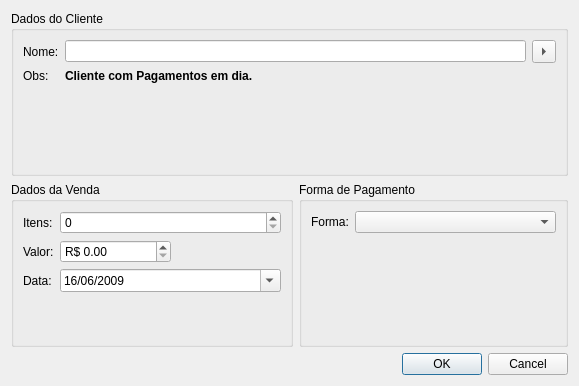
The window that vendaaddview.ui (alexandrepossebom/qsc) describes before a commit, drawn with Qt 5.
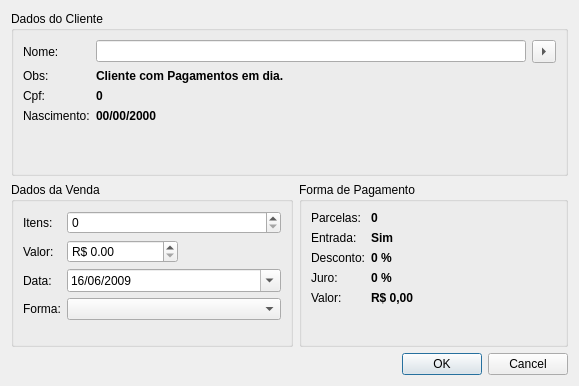
The same window after the commit.

Diff of the .ui file:
```diff
--- a/vendaaddview.ui
+++ b/vendaaddview.ui
@@ -64,6 +64,55 @@
         </property>
        </widget>
       </item>
+      <item row="2" column="0">
+       <widget class="QLabel" name="labelCpf">
+        <property name="text">
+         <string>Cpf:</string>
+        </property>
+       </widget>
+      </item>
+      <item row="2" column="1">
+       <widget class="QLabel" name="cpfLabel">
+        <property name="enabled">
+         <bool>true</bool>
+        </property>
+        <property name="minimumSize">
+         <size>
+          <width>271</width>
+          <height>0</height>
+         </size>
+        </property>
+        <property name="font">
+         <font>
+          <weight>75</weight>
+          <bold>true</bold>
+         </font>
+        </property>
+        <property name="text">
+         <string>0</string>
+        </property>
+       </widget>
+      </item>
+      <item row="3" column="0">
+       <widget class="QLabel" name="labelNascimento">
+        <property name="text">
+         <string>Nascimento:</string>
+        </property>
+       </widget>
+      </item>
+      <item row="3" column="1">
+       <widget class="QLabel" name="nascimentoLabel">
+        <property name="font">
+         <font>
+          <weight>75</weight>
+          <bold>true</bold>
+         </font>
+        </property>
+        <property name="text">
+         <string>00/00/2000</string>
+        </property>
+       </widget>
+      </item>
      </layout>
     </widget>
    </item>
@@ -141,6 +190,23 @@
           </property>
          </widget>
         </item>
+        <item row="3" column="0">
+         <widget class="QLabel" name="label_3">
+          <property name="text">
+           <string>Forma:</string>
+          </property>
+         </widget>
+        </item>
+        <item row="3" column="1">
+         <widget class="QComboBox" name="formadePagamentoComboBox">
+          <property name="minimumSize">
+           <size>
+            <width>200</width>
+            <height>0</height>
+           </size>
+          </property>
+         </widget>
+        </item>
        </layout>
       </widget>
      </item>
@@ -151,19 +217,132 @@
        </property>
        <layout class="QFormLayout" name="formLayout_3">
         <item row="0" column="0">
-         <widget class="QLabel" name="label_3">
+         <widget class="QLabel" name="label_7">
           <property name="text">
-           <string>Forma:</string>
+           <string>Parcelas:</string>
           </property>
          </widget>
         </item>
         <item row="0" column="1">
-         <widget class="QComboBox" name="formadePagamentoComboBox">
+         <widget class="QLabel" name="parcelasLabel">
           <property name="minimumSize">
            <size>
-            <width>200</width>
+            <width>131</width>
             <height>0</height>
            </size>
+          </property>
+          <property name="font">
+           <font>
+            <weight>75</weight>
+            <bold>true</bold>
+           </font>
+          </property>
+          <property name="text">
+           <string>0</string>
+          </property>
+         </widget>
+        </item>
+        <item row="1" column="0">
+         <widget class="QLabel" name="label_8">
+          <property name="text">
+           <string>Entrada:</string>
+          </property>
+         </widget>
+        </item>
+        <item row="1" column="1">
+         <widget class="QLabel" name="entradaLabel">
+          <property name="minimumSize">
+           <size>
+            <width>131</width>
+            <height>0</height>
+           </size>
+          </property>
+          <property name="font">
+           <font>
+            <weight>75</weight>
+            <bold>true</bold>
+           </font>
+          </property>
+          <property name="text">
+           <string>Sim</string>
+          </property>
+         </widget>
+        </item>
+        <item row="2" column="0">
+         <widget class="QLabel" name="label_9">
+          <property name="text">
+           <string>Desconto:</string>
+          </property>
+         </widget>
+        </item>
+        <item row="2" column="1">
+         <widget class="QLabel" name="descontoLabel">
+          <property name="minimumSize">
+           <size>
+            <width>151</width>
+            <height>0</height>
+           </size>
+          </property>
+          <property name="font">
+           <font>
+            <weight>75</weight>
+            <bold>true</bold>
+           </font>
+          </property>
+          <property name="text">
+           <string>0 %</string>
+          </property>
+         </widget>
+        </item>
+        <item row="3" column="0">
+         <widget class="QLabel" name="label_10">
+          <property name="text">
+           <string>Juro:</string>
+          </property>
+         </widget>
+        </item>
+        <item row="3" column="1">
+         <widget class="QLabel" name="juroLabel">
+          <property name="minimumSize">
+           <size>
+            <width>161</width>
+            <height>0</height>
+           </size>
+          </property>
+          <property name="font">
+           <font>
+            <weight>75</weight>
+            <bold>true</bold>
+           </font>
+          </property>
+          <property name="text">
+           <string>0 %</string>
+          </property>
+         </widget>
+        </item>
+        <item row="4" column="0">
+         <widget class="QLabel" name="label_11">
+          <property name="text">
+           <string>Valor:</string>
+          </property>
+         </widget>
+        </item>
+        <item row="4" column="1">
+         <widget class="QLabel" name="valorLabel">
+          <property name="minimumSize">
+           <size>
+            <width>161</width>
+            <height>0</height>
+           </size>
+          </property>
+          <property name="font">
+           <font>
+            <weight>75</weight>
+            <bold>true</bold>
+           </font>
+          </property>
+          <property name="text">
+           <string>R$ 0,00</string>
           </property>
          </widget>
         </item>
```
Left out of the diff: 2 changed lines with no effect on the pictures.
